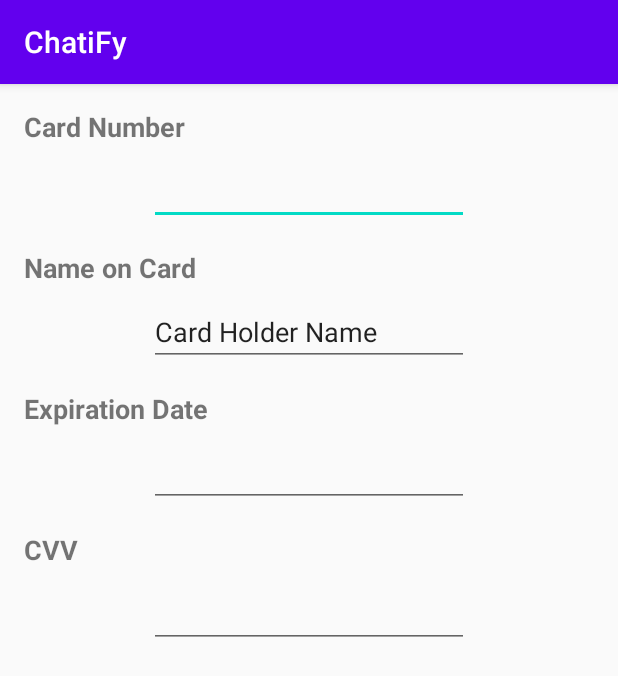
After one commit to pclank/ChatiFy, an Android app: the PaymentActivity screen opened directly, with no data from a screen before it, on a phone screen of 412 x 824 dp. The commit adds this screen. Shown: the top 676 px of the screen. Run offline under Robolectric (Android 15) with nearby library versions, the phone set to English and light mode, and no system bars.

Commit message:
added payment interface

```diff
--- a/app/src/main/java/com/example/chatify/GetPremium.kt
+++ b/app/src/main/java/com/example/chatify/GetPremium.kt
@@ -1,6 +1,8 @@
 package com.example.chatify
 
+import android.content.Intent
 import android.os.Bundle
+import android.view.View
 import androidx.appcompat.app.AppCompatActivity
 import androidx.preference.PreferenceFragmentCompat
 
@@ -9,6 +11,11 @@ class GetPremium : AppCompatActivity(){
     override fun onCreate(savedInstanceState: Bundle?) {
         super.onCreate(savedInstanceState)
         setContentView(R.layout.get_premium)
+    }
 
+
+    fun buyNowButton(view: View) {
+        val intent = Intent(this, PaymentActivity::class.java)
+        startActivity(intent)
     }
 }
--- a/app/src/main/java/com/example/chatify/MainActivity.kt
+++ b/app/src/main/java/com/example/chatify/MainActivity.kt
@@ -57,11 +57,19 @@ class MainActivity : AppCompatActivity() {
         startActivity(intent)
     }
 
+    private fun checkForPremiumPackages(): Array<String> {
+        val foundPackages = arrayOf("package1", "package2", "package3");
+        return foundPackages
+    }
 
     fun getPremiumButton(item: MenuItem) {
 
-        val intent = Intent(this, GetPremium::class.java)
-        startActivity(intent)
+        val premiumPackages = checkForPremiumPackages();
+
+        if (premiumPackages.isNotEmpty()) {
+            val intent = Intent(this, GetPremium::class.java)
+            startActivity(intent)
+        }
     }
 
 }
--- /dev/null
+++ b/app/src/main/java/com/example/chatify/PaymentActivity.kt
@@ -0,0 +1,13 @@
+package com.example.chatify
+
+import android.annotation.SuppressLint
+import android.os.Bundle
+import androidx.appcompat.app.AppCompatActivity
+
+
+class PaymentActivity : AppCompatActivity() {
+    override fun onCreate(savedInstanceState: Bundle?) {
+        super.onCreate(savedInstanceState)
+        setContentView(R.layout.payment_interface)
+    }
+}
--- /dev/null
+++ b/app/src/main/res/layout/payment_interface.xml
@@ -0,0 +1,123 @@
+<?xml version="1.0" encoding="utf-8"?>
+<androidx.constraintlayout.widget.ConstraintLayout
+    xmlns:android="http://schemas.android.com/apk/res/android"
+    xmlns:app="http://schemas.android.com/apk/res-auto"
+    xmlns:tools="http://schemas.android.com/tools"
+    android:layout_width="match_parent"
+    android:layout_height="match_parent">
+
+    <EditText
+        android:id="@+id/editText2"
+        android:layout_width="wrap_content"
+        android:layout_height="wrap_content"
+        android:layout_marginStart="16dp"
+        android:layout_marginLeft="16dp"
+        android:layout_marginTop="8dp"
+        android:layout_marginEnd="16dp"
+        android:layout_marginRight="16dp"
+        android:ems="10"
+        android:inputType="number"
+        app:layout_constraintEnd_toEndOf="parent"
+        app:layout_constraintStart_toStartOf="parent"
+        app:layout_constraintTop_toBottomOf="@+id/textView9" />
+
+    <TextView
+        android:id="@+id/textView2"
+        android:layout_width="wrap_content"
+        android:layout_height="wrap_content"
+        android:layout_marginStart="16dp"
+        android:layout_marginLeft="16dp"
+        android:layout_marginTop="16dp"
+        android:text="@string/card_name"
+        android:textSize="18sp"
+        android:textStyle="bold"
+        app:layout_constraintStart_toStartOf="parent"
+        app:layout_constraintTop_toBottomOf="@+id/editText2" />
+
+    <TextView
+        android:id="@+id/textView9"
+        android:layout_width="wrap_content"
+        android:layout_height="wrap_content"
+        android:layout_marginStart="16dp"
+        android:layout_marginLeft="16dp"
+        android:layout_marginTop="16dp"
+        android:text="@string/card_number"
+        android:textSize="18sp"
+        android:textStyle="bold"
+        app:layout_constraintStart_toStartOf="parent"
+        app:layout_constraintTop_toTopOf="parent" />
+
+    <EditText
+        android:id="@+id/editText4"
+        android:layout_width="wrap_content"
+        android:layout_height="wrap_content"
+        android:layout_marginStart="16dp"
+        android:layout_marginLeft="16dp"
+        android:layout_marginTop="8dp"
+        android:layout_marginEnd="16dp"
+        android:layout_marginRight="16dp"
+        android:ems="10"
+        android:inputType="numberPassword"
+        app:layout_constraintEnd_toEndOf="parent"
+        app:layout_constraintStart_toStartOf="parent"
+        app:layout_constraintTop_toBottomOf="@+id/textView10" />
+
+    <TextView
+        android:id="@+id/textView10"
+        android:layout_width="wrap_content"
+        android:layout_height="wrap_content"
+        android:layout_marginStart="16dp"
+        android:layout_marginLeft="16dp"
+        android:layout_marginTop="16dp"
+        android:text="@string/CVV"
+        android:textSize="18sp"
+        android:textStyle="bold"
+        app:layout_constraintStart_toStartOf="parent"
+        app:layout_constraintTop_toBottomOf="@+id/editText6" />
+
+    <TextView
+        android:id="@+id/textView11"
+        android:layout_width="wrap_content"
+        android:layout_height="wrap_content"
+        android:layout_marginStart="16dp"
+        android:layout_marginLeft="16dp"
+        android:layout_marginTop="16dp"
+        android:text="@string/exp_date"
+        android:textSize="18sp"
+        android:textStyle="bold"
+        app:layout_constraintStart_toStartOf="parent"
+        app:layout_constraintTop_toBottomOf="@+id/editText7" />
+
+    <EditText
+        android:id="@+id/editText6"
+        android:layout_width="wrap_content"
+        android:layout_height="wrap_content"
+        android:layout_marginStart="16dp"
+        android:layout_marginLeft="16dp"
+        android:layout_marginTop="8dp"
+        android:layout_marginEnd="16dp"
+        android:layout_marginRight="16dp"
+        android:ems="10"
+        android:inputType="date"
+        app:layout_constraintEnd_toEndOf="parent"
+        app:layout_constraintStart_toStartOf="parent"
+        app:layout_constraintTop_toBottomOf="@+id/textView11" />
+
+    <EditText
+        android:id="@+id/editText7"
+        android:layout_width="wrap_content"
+        android:layout_height="wrap_content"
+        android:layout_marginStart="16dp"
+        android:layout_marginLeft="16dp"
+        android:layout_marginTop="8dp"
+        android:layout_marginEnd="16dp"
+        android:layout_marginRight="16dp"
+        android:capitalize="characters"
+        android:ems="10"
+        android:inputType="textPersonName"
+        android:text="Card Holder Name"
+        app:layout_constraintEnd_toEndOf="parent"
+        app:layout_constraintStart_toStartOf="parent"
+        app:layout_constraintTop_toBottomOf="@+id/textView2" />
+
+</androidx.constraintlayout.widget.ConstraintLayout>
--- a/app/src/main/res/values/strings.xml
+++ b/app/src/main/res/values/strings.xml
@@ -18,7 +18,21 @@
     <string name="room3">Genre Chat</string>
     <string name="fav_artists">Define Your Favorite Artists</string>
     <string name="get_recomm">Get Recommendation</string>
+
     <string name="get_premium">Get Premium</string>
+    <string name="premium_includes">Premium Subscription includes:</string>
+    <string name="no_ads">-Ad-free ChatiFy experience</string>
+    <string name="concerts">-Ability to search for nearby concerts</string>
+    <string name="upcoming_releases">-Reminders about upcoming releases</string>
+    <string name="supporting">-Supporting your favourite developers :)</string>
+    <string name="onetime_package">One-time Subscription for 0.99$</string>
+    <string name="buy_now">Buy now</string>
+
+    <string name="card_number">Card Number</string>
+    <string name="card_name">Name on Card</string>
+    <string name="exp_date">Expiration Date</string>
+    <string name="CVV">CVV</string>
+
     <string name="app_set">App Settings</string>
     <string name="acc_set">Account Settings</string>
     <string name="title_activity_app_settings">Settings</string>
```
